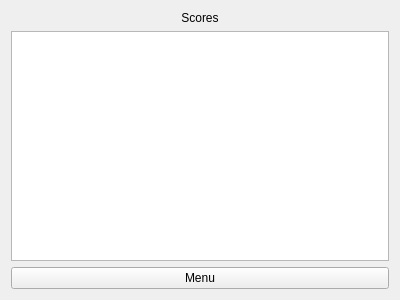
Old version of the form src/scorespage.ui in the repository Chepik/SpaceInvaders.
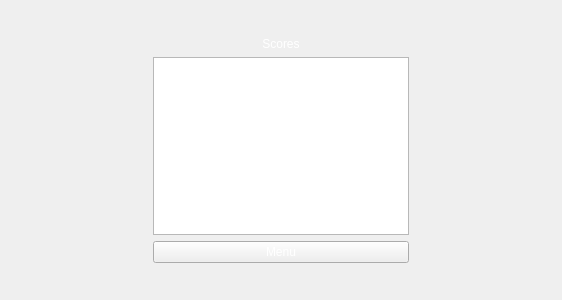
New version of the form.

```diff
--- a/src/scorespage.ui
+++ b/src/scorespage.ui
@@ -6,18 +6,50 @@
    <rect>
     <x>0</x>
     <y>0</y>
-    <width>400</width>
+    <width>562</width>
     <height>300</height>
    </rect>
   </property>
   <property name="windowTitle">
    <string>Form</string>
   </property>
-  <layout class="QVBoxLayout" name="verticalLayout_2">
+  <layout class="QHBoxLayout" name="horizontalLayout">
+   <item>
+    <spacer name="horizontalSpacer">
+     <property name="orientation">
+      <enum>Qt::Horizontal</enum>
+     </property>
+     <property name="sizeHint" stdset="0">
+      <size>
+       <width>40</width>
+       <height>20</height>
+      </size>
+     </property>
+    </spacer>
+   </item>
    <item>
     <layout class="QVBoxLayout" name="verticalLayout">
+     <property name="sizeConstraint">
+      <enum>QLayout::SetMaximumSize</enum>
+     </property>
+     <item>
+      <spacer name="verticalSpacer">
+       <property name="orientation">
+        <enum>Qt::Vertical</enum>
+       </property>
+       <property name="sizeHint" stdset="0">
+        <size>
+         <width>20</width>
+         <height>40</height>
+        </size>
+       </property>
+      </spacer>
+     </item>
      <item>
       <widget class="QLabel" name="scores">
+       <property name="styleSheet">
+        <string notr="true">color: rgb(255, 255, 255);</string>
+       </property>
        <property name="text">
         <string>Scores</string>
        </property>
@@ -27,17 +59,53 @@
       </widget>
      </item>
      <item>
-      <widget class="QListWidget" name="scoresList"/>
+      <widget class="QListWidget" name="scoresList">
+       <property name="sizePolicy">
+        <sizepolicy hsizetype="Expanding" vsizetype="Expanding">
+         <horstretch>0</horstretch>
+         <verstretch>0</verstretch>
+        </sizepolicy>
+       </property>
+      </widget>
      </item>
      <item>
       <widget class="QPushButton" name="menuButton">
+       <property name="styleSheet">
+        <string notr="true">color: rgb(255, 255, 255);</string>
+       </property>
        <property name="text">
         <string>Menu</string>
        </property>
       </widget>
      </item>
+     <item>
+      <spacer name="verticalSpacer_2">
+       <property name="orientation">
+        <enum>Qt::Vertical</enum>
+       </property>
+       <property name="sizeHint" stdset="0">
+        <size>
+         <width>20</width>
+         <height>40</height>
+        </size>
+       </property>
+      </spacer>
+     </item>
     </layout>
    </item>
+   <item>
+    <spacer name="horizontalSpacer_2">
+     <property name="orientation">
+      <enum>Qt::Horizontal</enum>
+     </property>
+     <property name="sizeHint" stdset="0">
+      <size>
+       <width>40</width>
+       <height>20</height>
+      </size>
+     </property>
+    </spacer>
+   </item>
   </layout>
  </widget>
  <resources/>
```
